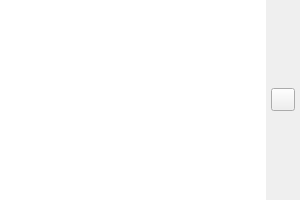
First picture: the form in UI/Arduino/glitch-object-block-comment-arduino.ui, repository textbrowser/glitch, before the edit.
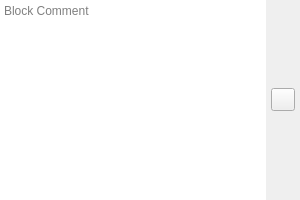
Second picture: the form after the edit. Icons and pictures are not drawn.

Commit message: Placeholder text.

Patch:
```diff
--- a/UI/Arduino/glitch-object-block-comment-arduino.ui
+++ b/UI/Arduino/glitch-object-block-comment-arduino.ui
@@ -34,6 +34,9 @@
      <property name="frameShape">
       <enum>QFrame::NoFrame</enum>
      </property>
+     <property name="placeholderText">
+      <string>Block Comment</string>
+     </property>
     </widget>
    </item>
    <item>
```
